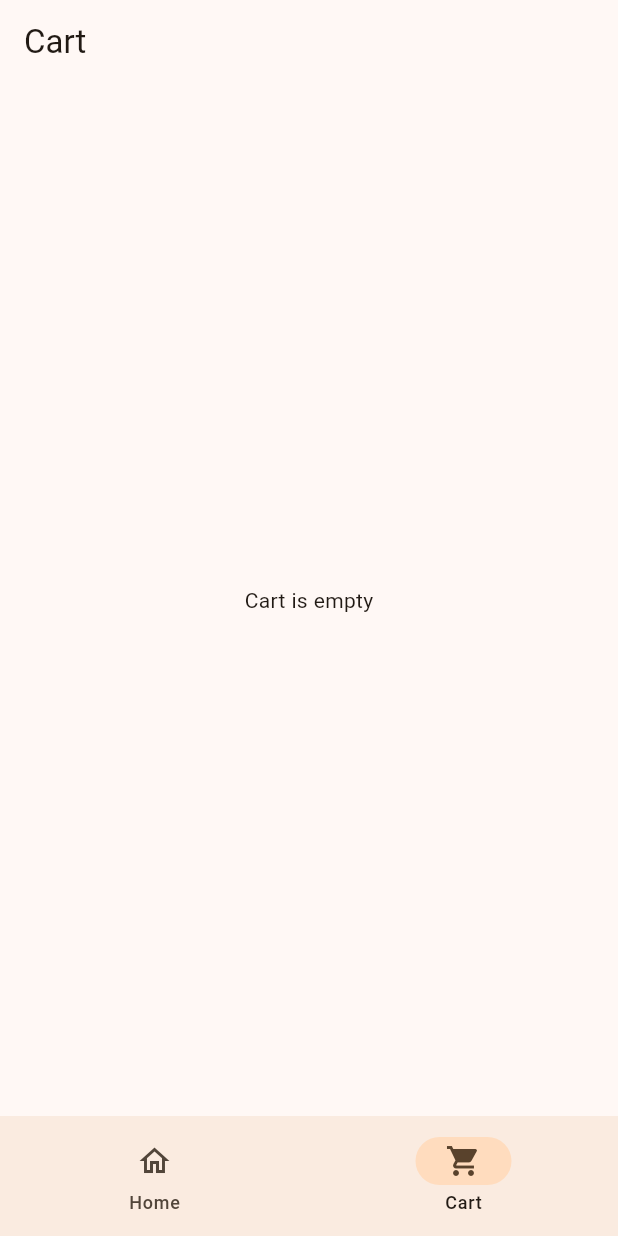
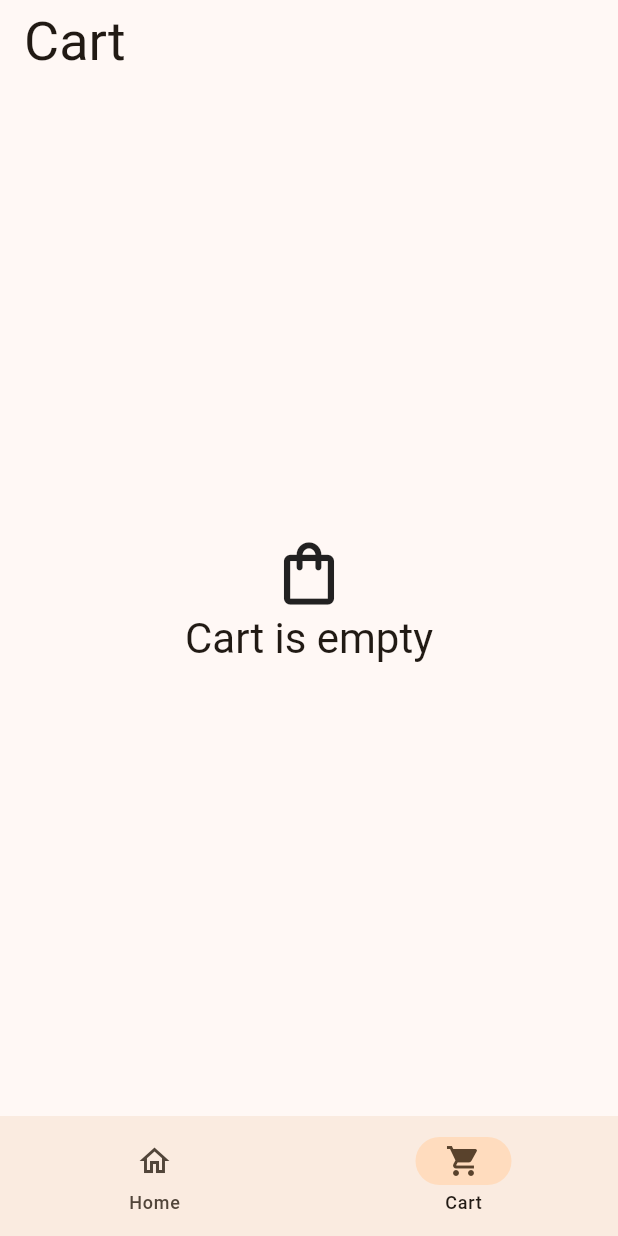
Before and after one commit to DaryaYuryeva/products_flutter, a Flutter app: the screen it shows after launch, item 2 of the bottom bar chosen, on a phone screen of 412 x 824 dp. Run offline on Flutter 3.47's test engine with Material 3 defaults, Android fonts, the phone set to English and light mode, and no system bars; our stand-ins replace cached_network_image, flutter_bloc, get_it; network calls fail.

Commit message:
cart logic updated

```diff
--- a/lib/screens/cart_screen.dart
+++ b/lib/screens/cart_screen.dart
@@ -3,6 +3,7 @@ import 'package:flutter_bloc/flutter_bloc.dart';
 
 import '../bloc/cart/cart_cubit.dart';
 import '../models/cart/shopping_cart.dart';
+import '../views/shopping_cart/empty_cart_widget.dart';
 import '../views/shopping_cart/shopping_cart_card_widget.dart';
 
 class CartScreen extends StatelessWidget {
@@ -12,24 +13,24 @@ class CartScreen extends StatelessWidget {
   Widget build(BuildContext context) {
     return Scaffold(
       appBar: AppBar(
-        title: const Text('Cart'),
+        title: Text(
+          'Cart',
+          style: Theme.of(context).textTheme.displaySmall,
+        ),
       ),
       body: BlocBuilder<CartCubit, ShoppingCart>(
         builder: (context, cart) {
-          final shoppingCartItems = cart.items;
-          if (shoppingCartItems.isNotEmpty) {
+          if (cart.items.isNotEmpty) {
             return ListView.builder(
-              itemCount: shoppingCartItems.length,
+              itemCount: cart.items.length,
               itemBuilder: (context, index) {
                 return ShoppingCartCardWidget(
-                  item: shoppingCartItems[index],
+                  item: cart.items[index],
                 );
               },
             );
           }
-          return const Center(
-            child: Text('Cart is empty'),
-          );
+          return const EmptyCartWidget();
         },
       ),
     );
--- a/lib/screens/products_screen.dart
+++ b/lib/screens/products_screen.dart
@@ -13,7 +13,10 @@ class ProductsScreen extends StatelessWidget {
   Widget build(BuildContext context) {
     return Scaffold(
       appBar: AppBar(
-        title: const Text('Products'),
+        title: Text(
+          'Products',
+          style: Theme.of(context).textTheme.displaySmall,
+        ),
       ),
       body: BlocBuilder<ProductsCubit, List<Product>>(
         builder: (context, products) {
--- a/lib/views/common/image/single_image_widget.dart
+++ b/lib/views/common/image/single_image_widget.dart
@@ -26,7 +26,6 @@ class _SingleImageWidgetState extends State<SingleImageWidget> {
       child: CachedNetworkImage(
         width: widget.width,
         height: widget.height,
-        fit: BoxFit.cover,
         imageUrl: widget.imageUrlString,
         placeholder: (context, url) => const LoadingIndicator(),
         errorWidget: (context, url, error) => const Icon(Icons.error),
--- /dev/null
+++ b/lib/views/shopping_cart/empty_cart_widget.dart
@@ -0,0 +1,24 @@
+import 'package:flutter/material.dart';
+
+class EmptyCartWidget extends StatelessWidget {
+  const EmptyCartWidget({super.key});
+
+  @override
+  Widget build(BuildContext context) {
+    return Center(
+      child: Column(
+        mainAxisAlignment: MainAxisAlignment.center,
+        children: [
+          const Icon(
+            Icons.shopping_bag_outlined,
+            size: 50,
+          ),
+          Text(
+            'Cart is empty',
+            style: Theme.of(context).textTheme.headlineMedium,
+          ),
+        ],
+      ),
+    );
+  }
+}
```
Also changed, not shown: lib/bloc/cart/cart_cubit.dart (+24 -24 lines), lib/views/add_to_cart/add/add_to_cart_button.dart (renamed from lib/views/common/button/main_button.dart, +13 -11 lines), lib/views/add_to_cart/add/add_to_cart_widget.dart (added, +35 -0 lines), lib/views/add_to_cart/change_quantity/plus_minus_button.dart (renamed from lib/views/common/button/plus_minus_button.dart, +5 -5 lines), lib/views/add_to_cart/change_quantity/quantity_widget.dart (renamed from lib/views/common/quantity_widget.dart, +7 -6 lines), lib/views/products/product_card_widget.dart (+11 -16 lines), lib/views/products/product_details_card_widget.dart (+29 -17 lines), lib/views/shopping_cart/shopping_cart_card_widget.dart (+16 -9 lines).
